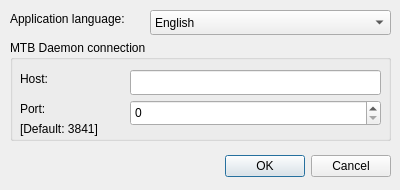
Old version of the form ui/settingsdialog.ui in the repository kmzbrnoI/mtb-config-tool.
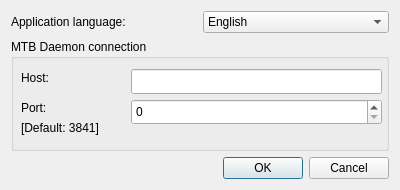
New version of the form.

Commit message: Apply grid layou to all forms.

What changed in the file:
```diff
--- a/ui/settingsdialog.ui
+++ b/ui/settingsdialog.ui
@@ -19,40 +19,30 @@
   <property name="windowTitle">
    <string>Settings</string>
   </property>
-  <widget class="QDialogButtonBox" name="bb_main">
-   <property name="enabled">
-    <bool>true</bool>
-   </property>
-   <property name="geometry">
-    <rect>
-     <x>10</x>
-     <y>150</y>
-     <width>381</width>
-     <height>32</height>
-    </rect>
-   </property>
-   <property name="layoutDirection">
-    <enum>Qt::LeftToRight</enum>
-   </property>
-   <property name="orientation">
-    <enum>Qt::Horizontal</enum>
-   </property>
-   <property name="standardButtons">
-    <set>QDialogButtonBox::Cancel|QDialogButtonBox::Ok</set>
-   </property>
-   <property name="centerButtons">
-    <bool>false</bool>
-   </property>
-  </widget>
+  <layout class="QGridLayout" name="gridLayout">
+   <item row="0" column="0">
+    <widget class="QLabel" name="label_3">
+     <property name="text">
+      <string>Application language:</string>
+     </property>
+    </widget>
+   </item>
+   <item row="0" column="1">
+    <widget class="QComboBox" name="cb_language">
+     <item>
+      <property name="text">
+       <string>English</string>
+      </property>
+     </item>
+     <item>
+      <property name="text">
+       <string>Czech</string>
+      </property>
+     </item>
+    </widget>
+   </item>
+   <item row="1" column="0" colspan="2">
   <widget class="QGroupBox" name="gb_mtb_daemon">
-   <property name="geometry">
-    <rect>
-     <x>10</x>
-     <y>40</y>
-     <width>381</width>
-     <height>101</height>
-    </rect>
-   </property>
    <property name="title">
     <string>MTB Daemon connection</string>
    </property>
@@ -119,39 +109,27 @@
     </property>
    </widget>
   </widget>
-  <widget class="QComboBox" name="cb_language">
-   <property name="geometry">
-    <rect>
-     <x>150</x>
-     <y>10</y>
-     <width>241</width>
-     <height>25</height>
-    </rect>
-   </property>
-   <item>
-    <property name="text">
-     <string>English</string>
-    </property>
-   </item>
-   <item>
-    <property name="text">
-     <string>Czech</string>
-    </property>
-   </item>
-  </widget>
-  <widget class="QLabel" name="label_3">
-   <property name="geometry">
-    <rect>
-     <x>10</x>
-     <y>10</y>
-     <width>131</width>
-     <height>17</height>
-    </rect>
-   </property>
-   <property name="text">
-    <string>Application language:</string>
-   </property>
-  </widget>
+   </item>
+   <item row="2" column="0" colspan="2">
+    <widget class="QDialogButtonBox" name="bb_main">
+     <property name="enabled">
+      <bool>true</bool>
+     </property>
+     <property name="layoutDirection">
+      <enum>Qt::LayoutDirection::LeftToRight</enum>
+     </property>
+     <property name="orientation">
+      <enum>Qt::Orientation::Horizontal</enum>
+     </property>
+     <property name="standardButtons">
+      <set>QDialogButtonBox::StandardButton::Cancel|QDialogButtonBox::StandardButton::Ok</set>
+     </property>
+     <property name="centerButtons">
+      <bool>false</bool>
+     </property>
+    </widget>
+   </item>
+  </layout>
  </widget>
  <resources/>
  <connections>
```
Lines whose indentation alone changed are shown as unchanged. The commit also changes 17 other files.
